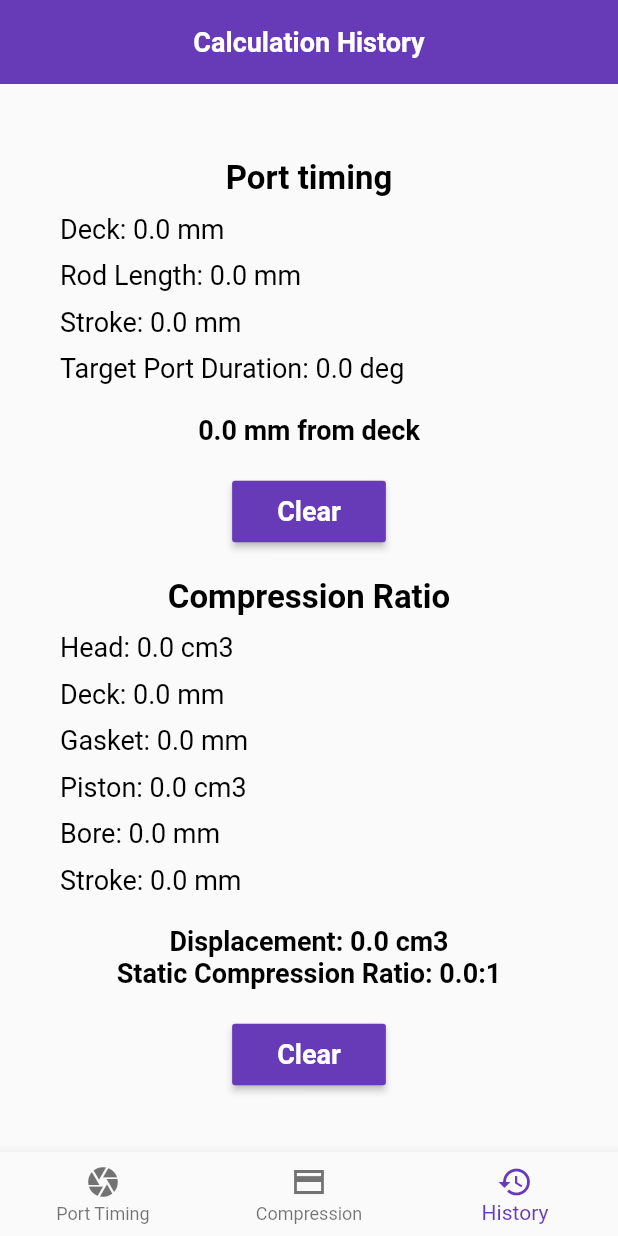
After one commit to TodorStamenov/two_stroke_stuff, a Flutter app: the screen it shows after launch, item 3 of the bottom bar chosen, on a phone screen of 412 x 824 dp. The commit adds this screen. Run offline on Flutter 3.47's test engine with Material 2 defaults, Android fonts, the phone set to English and light mode, and no system bars; our stand-ins replace fluttertoast, shared_preferences.

Commit message:
Save last calculation

```diff
--- a/lib/main.dart
+++ b/lib/main.dart
@@ -1,7 +1,12 @@
 import 'package:flutter/material.dart';
+import 'package:two_stroke_stuff/utils/storage.dart';
 import 'package:two_stroke_stuff/widgets/home.dart';
+import 'package:shared_preferences/shared_preferences.dart';
 
-void main() {
+void main() async {
+  WidgetsFlutterBinding.ensureInitialized();
+  Storage.prefs = await SharedPreferences.getInstance();
+
   Widget unfocusOnTap(Widget child) {
     return GestureDetector(
       child: child,
--- /dev/null
+++ b/lib/models/compression_ratio_model.dart
@@ -0,0 +1,47 @@
+class CompressionRatioModel {
+  double head = 0;
+  double deck = 0;
+  double gasket = 0;
+  double piston = 0;
+  double bore = 0;
+  double stroke = 0;
+  double volume = 0;
+  double compressionRatio = 0;
+
+  CompressionRatioModel({
+    this.head = 0,
+    this.deck = 0,
+    this.gasket = 0,
+    this.piston = 0,
+    this.bore = 0,
+    this.stroke = 0,
+    this.volume = 0,
+    this.compressionRatio = 0,
+  });
+
+  factory CompressionRatioModel.fromJson(Map<String, dynamic> json) {
+    return CompressionRatioModel(
+      head: json['head'],
+      deck: json['deck'],
+      gasket: json['gasket'],
+      piston: json['piston'],
+      bore: json['bore'],
+      stroke: json['stroke'],
+      volume: json['volume'],
+      compressionRatio: json['compressionRatio'],
+    );
+  }
+
+  Map<String, dynamic> toJson() {
+    return {
+      'head': head,
+      'deck': deck,
+      'gasket': gasket,
+      'piston': piston,
+      'bore': bore,
+      'stroke': stroke,
+      'volume': volume,
+      'compressionRatio': compressionRatio,
+    };
+  }
+}
--- /dev/null
+++ b/lib/models/port_timing_model.dart
@@ -0,0 +1,35 @@
+class PortTimingModel {
+  double deck = 0;
+  double rod = 0;
+  double stroke = 0;
+  double targetPort = 0;
+  double portHeight = 0;
+
+  PortTimingModel({
+    this.deck = 0,
+    this.rod = 0,
+    this.stroke = 0,
+    this.targetPort = 0,
+    this.portHeight = 0,
+  });
+
+  factory PortTimingModel.fromJson(Map<String, dynamic> json) {
+    return PortTimingModel(
+      deck: json['deck'],
+      rod: json['rod'],
+      stroke: json['stroke'],
+      targetPort: json['targetPort'],
+      portHeight: json['portHeight'],
+    );
+  }
+
+  Map<String, dynamic> toJson() {
+    return {
+      'deck': deck,
+      'rod': rod,
+      'stroke': stroke,
+      'targetPort': targetPort,
+      'portHeight': portHeight,
+    };
+  }
+}
--- /dev/null
+++ b/lib/pages/calculation_history.dart
@@ -0,0 +1,201 @@
+import 'dart:convert';
+
+import 'package:flutter/material.dart';
+import 'package:two_stroke_stuff/models/compression_ratio_model.dart';
+import 'package:two_stroke_stuff/models/port_timing_model.dart';
+import 'package:two_stroke_stuff/utils/storage.dart';
+import 'package:two_stroke_stuff/widgets/header.dart';
+import 'package:two_stroke_stuff/widgets/primary_action_button.dart';
+
+class CalculationHistory extends StatefulWidget {
+  const CalculationHistory({Key? key}) : super(key: key);
+
+  @override
+  State<CalculationHistory> createState() => _CalculationHistoryState();
+}
+
+class _CalculationHistoryState extends State<CalculationHistory> {
+  PortTimingModel portTiming = PortTimingModel();
+  CompressionRatioModel compressionRatio = CompressionRatioModel();
+
+  void initModels() {
+    if (Storage.prefs?.getString('port') == null) {
+      Storage.prefs?.setString('port', jsonEncode(PortTimingModel()));
+    }
+
+    if (Storage.prefs?.getString('compression') == null) {
+      Storage.prefs?.setString('compression', jsonEncode(CompressionRatioModel()));
+    }
+
+    portTiming = PortTimingModel.fromJson(jsonDecode((Storage.prefs?.getString('port'))!));
+    compressionRatio = CompressionRatioModel.fromJson(jsonDecode((Storage.prefs?.getString('compression'))!));
+  }
+
+  @override
+  void initState() {
+    super.initState();
+    initModels();
+  }
+
+  @override
+  Widget build(BuildContext context) {
+    return Scaffold(
+      appBar: const Header(
+        title: 'Calculation History',
+      ),
+      body: SingleChildScrollView(
+        padding: const EdgeInsets.all(40),
+        child: Column(
+          mainAxisAlignment: MainAxisAlignment.center,
+          crossAxisAlignment: CrossAxisAlignment.stretch,
+          children: [
+            const SizedBox(height: 10),
+            const Text(
+              'Port timing',
+              textAlign: TextAlign.center,
+              style: TextStyle(
+                fontSize: 22,
+                color: Colors.black,
+                fontWeight: FontWeight.bold,
+              ),
+            ),
+            const SizedBox(height: 10),
+            Text(
+              'Deck: ${portTiming.deck} mm',
+              style: const TextStyle(
+                fontSize: 18,
+                color: Colors.black,
+              ),
+            ),
+            const SizedBox(height: 10),
+            Text(
+              'Rod Length: ${portTiming.rod} mm',
+              style: const TextStyle(
+                fontSize: 18,
+                color: Colors.black,
+              ),
+            ),
+            const SizedBox(height: 10),
+            Text(
+              'Stroke: ${portTiming.stroke} mm',
+              style: const TextStyle(
+                fontSize: 18,
+                color: Colors.black,
+              ),
+            ),
+            const SizedBox(height: 10),
+            Text(
+              'Target Port Duration: ${portTiming.targetPort} deg',
+              style: const TextStyle(
+                fontSize: 18,
+                color: Colors.black,
+              ),
+            ),
+            const SizedBox(height: 20),
+            Text(
+              '${portTiming.portHeight} mm from deck',
+              textAlign: TextAlign.center,
+              style: const TextStyle(
+                fontSize: 18,
+                color: Colors.black,
+                fontWeight: FontWeight.bold,
+              ),
+            ),
+            const SizedBox(height: 20),
+            Center(
+              child: PrimaryActionButton(
+                text: 'Clear',
+                action: () {
+                  Storage.prefs?.setString('port', jsonEncode(PortTimingModel()));
+                  setState(() {
+                    portTiming = PortTimingModel();
+                  });
+                },
+              ),
+            ),
+            const SizedBox(height: 20),
+            const Text(
+              'Compression Ratio',
+              textAlign: TextAlign.center,
+              style: TextStyle(
+                fontSize: 22,
+                color: Colors.black,
+                fontWeight: FontWeight.bold,
+              ),
+            ),
+            const SizedBox(height: 10),
+            Text(
+              'Head: ${compressionRatio.head} cm3',
+              style: const TextStyle(
+                fontSize: 18,
+                color: Colors.black,
+              ),
+            ),
+            const SizedBox(height: 10),
+            Text(
+              'Deck: ${compressionRatio.deck} mm',
+              style: const TextStyle(
+                fontSize: 18,
+                color: Colors.black,
+              ),
+            ),
+            const SizedBox(height: 10),
+            Text(
+              'Gasket: ${compressionRatio.gasket} mm',
+              style: const TextStyle(
+                fontSize: 18,
+                color: Colors.black,
+              ),
+            ),
+            const SizedBox(height: 10),
+            Text(
+              'Piston: ${compressionRatio.piston} cm3',
+              style: const TextStyle(
+                fontSize: 18,
+                color: Colors.black,
+              ),
+            ),
+            const SizedBox(height: 10),
+            Text(
+              'Bore: ${compressionRatio.bore} mm',
+              style: const TextStyle(
+                fontSize: 18,
+                color: Colors.black,
+              ),
+            ),
+            const SizedBox(height: 10),
+            Text(
+              'Stroke: ${compressionRatio.stroke} mm',
+              style: const TextStyle(
+                fontSize: 18,
+                color: Colors.black,
+              ),
+            ),
+            const SizedBox(height: 20),
+            Text(
+              'Displacement: ${compressionRatio.volume} cm3\nStatic Compression Ratio: ${compressionRatio.compressionRatio}:1',
+              textAlign: TextAlign.center,
+              style: const TextStyle(
+                fontSize: 18,
+                color: Colors.black,
+                fontWeight: FontWeight.bold,
+              ),
+            ),
+            const SizedBox(height: 20),
+            Center(
+              child: PrimaryActionButton(
+                text: 'Clear',
+                action: () {
+                  Storage.prefs?.setString('compression', jsonEncode(CompressionRatioModel()));
+                  setState(() {
+                    compressionRatio = CompressionRatioModel();
+                  });
+                },
+              ),
+            ),
+          ],
+        ),
+      ),
+    );
+  }
+}
--- a/lib/pages/compression_ratio_calculator.dart
+++ b/lib/pages/compression_ratio.dart
@@ -1,18 +1,24 @@
+import 'dart:convert';
+
 import 'package:flutter/material.dart';
+import 'package:two_stroke_stuff/models/compression_ratio_model.dart';
+import 'package:two_stroke_stuff/utils/storage.dart';
 import 'package:two_stroke_stuff/utils/toaster.dart';
 import 'package:two_stroke_stuff/widgets/header.dart';
 import 'package:two_stroke_stuff/widgets/input_field.dart';
 import 'package:two_stroke_stuff/widgets/primary_action_button.dart';
 import 'dart:math';
 
-class CompressionRatioCalculator extends StatefulWidget {
-  const CompressionRatioCalculator({Key? key}) : super(key: key);
+class CompressionRatio extends StatefulWidget {
+  const CompressionRatio({Key? key}) : super(key: key);
 
   @override
-  State<CompressionRatioCalculator> createState() => _CompressionRatioCalculatorState();
+  State<CompressionRatio> createState() => _CompressionRatioState();
 }
 
-class _CompressionRatioCalculatorState extends State<CompressionRatioCalculator> {
+class _CompressionRatioState extends State<CompressionRatio> {
+  double? volume;
+  double? compressionRatio;
   String result = '';
 
   TextEditingController head = TextEditingController();
@@ -61,8 +67,11 @@ class _CompressionRatioCalculatorState extends State<CompressionRatioCalculator>
     var chamberVolume = headVolume + pistonVolume + gasketVolume + deckVolume;
     var compressionRatio = (chamberVolume + cylinderVolume) / chamberVolume;
 
-    var text = 'Displacement: ${cylinderVolume.toStringAsFixed(2)} cm3\n';
-    text += 'Static Compression Ratio: ${compressionRatio.toStringAsFixed(2)}:1';
+    volume = double.parse(cylinderVolume.toStringAsFixed(2));
+    this.compressionRatio = double.parse(compressionRatio.toStringAsFixed(2));
+
+    var text = 'Displacement: ${volume?.toStringAsFixed(2)} cm3\n\n';
+    text += 'Static Compression Ratio: ${this.compressionRatio?.toStringAsFixed(2)}:1';
 
     setState(() {
       result = text;
@@ -160,7 +169,7 @@ class _CompressionRatioCalculatorState extends State<CompressionRatioCalculator>
             ),
             const SizedBox(height: 50),
             Row(
-              mainAxisAlignment: MainAxisAlignment.spaceAround,
+              mainAxisAlignment: MainAxisAlignment.start,
               children: [
                 PrimaryActionButton(
                   text: 'Clear',
@@ -168,10 +177,41 @@ class _CompressionRatioCalculatorState extends State<CompressionRatioCalculator>
                 ),
                 const SizedBox(width: 10),
                 PrimaryActionButton(
-                  text: 'Calculate',
-                  action: calculate,
+                  text: 'Save',
+                  action: () {
+                    if (result == '') {
+                      showToastMessage('First you have to execute calculation!');
+                      return;
+                    }
+
+                    FocusManager.instance.primaryFocus?.unfocus();
+                    Storage.prefs?.setString(
+                      'compression',
+                      jsonEncode(
+                        CompressionRatioModel(
+                          head: double.parse(head.text),
+                          deck: double.parse(deck.text),
+                          gasket: double.parse(gasket.text),
+                          piston: double.parse(piston.text),
+                          bore: double.parse(bore.text),
+                          stroke: double.parse(stroke.text),
+                          volume: volume!,
+                          compressionRatio: compressionRatio!,
+                        ),
+                      ),
+                    );
+
+                    showToastMessage('Calculation saved successfully!');
+                  },
                 ),
               ],
+            ),
+            const SizedBox(height: 10),
+            Center(
+              child: PrimaryActionButton(
+                text: 'Calculate',
+                action: calculate,
+              ),
             ),
             const SizedBox(height: 10),
           ],
--- a/lib/pages/port_calculator.dart
+++ b/lib/pages/port_timing.dart
@@ -1,18 +1,23 @@
+import 'dart:convert';
+
 import 'package:flutter/material.dart';
+import 'package:two_stroke_stuff/models/port_timing_model.dart';
+import 'package:two_stroke_stuff/utils/storage.dart';
 import 'package:two_stroke_stuff/utils/toaster.dart';
 import 'package:two_stroke_stuff/widgets/header.dart';
 import 'package:two_stroke_stuff/widgets/input_field.dart';
 import 'package:two_stroke_stuff/widgets/primary_action_button.dart';
 import 'dart:math';
 
-class PortCalculator extends StatefulWidget {
-  const PortCalculator({Key? key}) : super(key: key);
+class PortTiming extends StatefulWidget {
+  const PortTiming({Key? key}) : super(key: key);
 
   @override
-  State<PortCalculator> createState() => _PortCalculatorState();
+  State<PortTiming> createState() => _PortTimingState();
 }
 
-class _PortCalculatorState extends State<PortCalculator> {
+class _PortTimingState extends State<PortTiming> {
+  double? portHeight;
   String result = '';
 
   TextEditingController deckHeight = TextEditingController();
@@ -58,8 +63,10 @@ class _PortCalculatorState extends State<PortCalculator> {
     var z = sin(degreesFromBdc * pi / 180) * radius;
     var x = sqrt(pow(rod, 2) - pow(z, 2)) - y;
 
+    portHeight = double.parse((rod + radius + deck - x).toStringAsFixed(2));
+
     setState(() {
-      result = '${(rod + radius + deck - x).toStringAsFixed(2)} mm from deck';
+      result = '${portHeight?.toStringAsFixed(2)} mm from deck';
     });
   }
 
@@ -116,7 +123,7 @@ class _PortCalculatorState extends State<PortCalculator> {
             ),
             const SizedBox(height: 50),
             Row(
-              mainAxisAlignment: MainAxisAlignment.spaceAround,
+              mainAxisAlignment: MainAxisAlignment.start,
               children: [
                 PrimaryActionButton(
                   text: 'Clear',
@@ -124,10 +131,38 @@ class _PortCalculatorState extends State<PortCalculator> {
                 ),
                 const SizedBox(width: 10),
                 PrimaryActionButton(
-                  text: 'Calculate',
-                  action: calculate,
+                  text: 'Save',
+                  action: () {
+                    if (result == '') {
+                      showToastMessage('First you have to execute calculation!');
+                      return;
+                    }
+
+                    FocusManager.instance.primaryFocus?.unfocus();
+                    Storage.prefs?.setString(
+                      'port',
+                      jsonEncode(
+                        PortTimingModel(
+                          deck: double.parse(deckHeight.text),
+                          rod: double.parse(rodLength.text),
+                          stroke: double.parse(stroke.text),
+                          targetPort: double.parse(portDuration.text),
+                          portHeight: portHeight!,
+                        ),
+                      ),
+                    );
+
+                    showToastMessage('Calculation saved successfully!');
+                  },
                 ),
               ],
+            ),
+            const SizedBox(height: 10),
+            Center(
+              child: PrimaryActionButton(
+                text: 'Calculate',
+                action: calculate,
+              ),
             ),
             const SizedBox(height: 10),
           ],
--- /dev/null
+++ b/lib/utils/storage.dart
@@ -0,0 +1,5 @@
+import 'package:shared_preferences/shared_preferences.dart';
+
+class Storage {
+  static SharedPreferences? prefs;
+}
--- a/lib/widgets/home.dart
+++ b/lib/widgets/home.dart
@@ -1,6 +1,7 @@
 import 'package:flutter/material.dart';
-import 'package:two_stroke_stuff/pages/compression_ratio_calculator.dart';
-import 'package:two_stroke_stuff/pages/port_calculator.dart';
+import 'package:two_stroke_stuff/pages/calculation_history.dart';
+import 'package:two_stroke_stuff/pages/compression_ratio.dart';
+import 'package:two_stroke_stuff/pages/port_timing.dart';
 
 class Home extends StatefulWidget {
   const Home({Key? key}) : super(key: key);
@@ -12,8 +13,9 @@ class Home extends StatefulWidget {
 class _HomeState extends State<Home> {
   int selectedIndex = 0;
   static const List<Widget> widgetOptions = [
-    PortCalculator(),
-    CompressionRatioCalculator(),
+    PortTiming(),
+    CompressionRatio(),
+    CalculationHistory(),
   ];
 
   void onItemTapped(int index) {
@@ -36,6 +38,10 @@ class _HomeState extends State<Home> {
             icon: Icon(Icons.credit_card_sharp),
             label: 'Compression',
           ),
+          BottomNavigationBarItem(
+            icon: Icon(Icons.history),
+            label: 'History',
+          ),
         ],
         currentIndex: selectedIndex,
         selectedItemColor: Colors.deepPurple,
--- a/pubspec.yaml
+++ b/pubspec.yaml
@@ -30,6 +30,7 @@ dependencies:
   flutter:
     sdk: flutter
   fluttertoast: ^8.0.9
+  shared_preferences: ^2.0.15
 
 
   # The following adds the Cupertino Icons font to your application.
```
Also changed, not shown: pubspec.lock.
